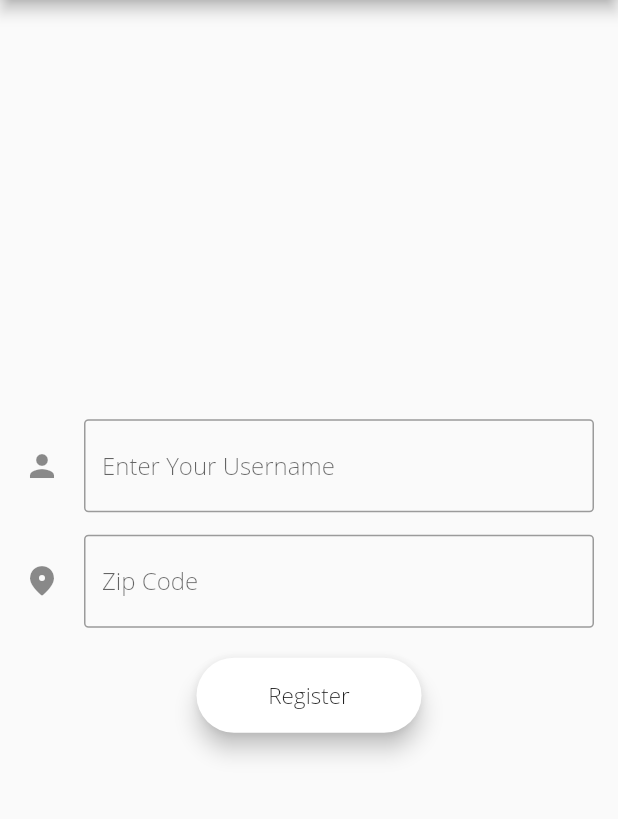
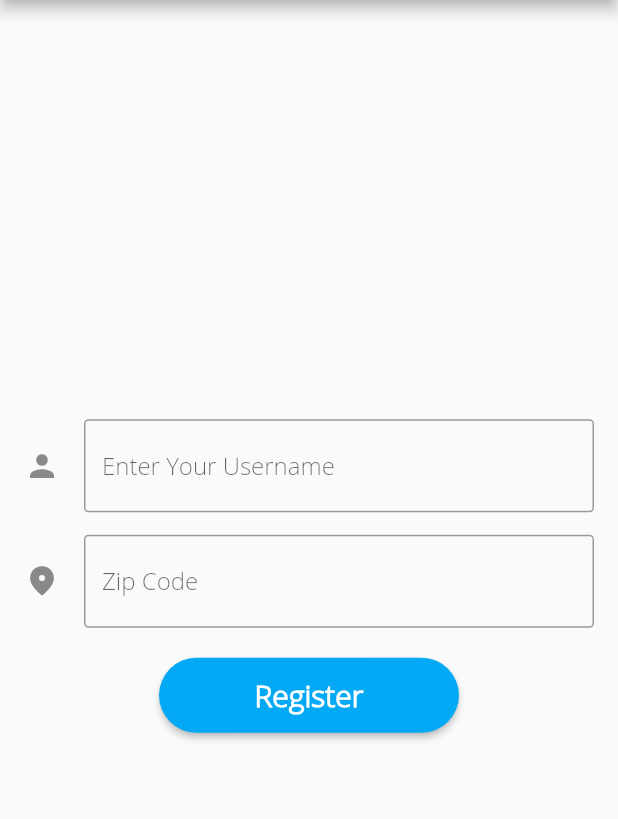
Before and after one commit to hamesjan/cjappp, a Flutter app: the RegistrationTwo screen opened directly, on a phone screen of 412 x 824 dp, the part 84-903 px from its top. Run offline on Flutter 3.47's test engine with Material 2 defaults, Android fonts, the phone set to English and light mode, and no system bars; drawn by our look-alikes of rounded_loading_button; our stand-ins replace cloud_firestore, firebase_auth, firebase_core, firebase_storage, flutter_html, flutter_rating_bar and 6 more; missing offline and left inert: dart:ffi, firebase_admob, optimized_cached_image; accounts and stored records are empty.

Commit message:
ui changes: button

```diff
--- a/lib/pages/login/registration_2.dart
+++ b/lib/pages/login/registration_2.dart
@@ -5,7 +5,9 @@ import 'package:cjapp/widgets/custom_button.dart';
 import 'package:firebase_auth/firebase_auth.dart' as auth;
 import 'package:cloud_firestore/cloud_firestore.dart';
 import 'package:flutter/services.dart';
+import 'package:rounded_loading_button/rounded_loading_button.dart';
 import 'package:intl/intl.dart';
+import 'dart:async';
 import 'package:cjapp/services/BaseAuth.dart';
 
 class RegistrationTwo extends StatefulWidget {
@@ -21,10 +23,21 @@ class _RegistrationTwoState extends State<RegistrationTwo> {
   String username;
   String zipCode;
   String errorMessage;
-  bool loading = false;
+  final _registration2FormKey = GlobalKey<FormState>();
   var _auth = Auth();
+  final RoundedLoadingButtonController _loginButtonController = new RoundedLoadingButtonController();
+  final FirebaseFirestore _firestore = FirebaseFirestore.instance;
 
-  final FirebaseFirestore _firestore = FirebaseFirestore.instance;
+  void _startLogin() async {
+    Timer(Duration(milliseconds: 300), () async{
+      if (_registration2FormKey.currentState.validate()) {
+        registerUser();
+      } else {
+        _loginButtonController.reset();
+      }
+    });
+  }
+
 
   Future<void> registerUser() async {
     try {
@@ -41,20 +54,35 @@ class _RegistrationTwoState extends State<RegistrationTwo> {
         'favorites': [],
         'reviews': [],
         'uid': _user.uid,
-      }).catchError((onError) => {loading = false});
-
+      }).catchError((onError) => print(onError.toString()));
+      _loginButtonController.success();
       Navigator.pop(context);
       Navigator.push(context,
           MaterialPageRoute(builder: (BuildContext context) => Home()));
     } on PlatformException catch (e) {
       print(e);
     } catch (e) {
+      _loginButtonController.reset();
       setState(
         () {
           errorMessage = e.message;
         },
       );
     }
+  }
+
+  String validateUsername(String value) {
+    if (value == null || value.isEmpty) {
+      return "Missing Email";
+    }
+    return null;
+  }
+
+  String validateZip(String value) {
+    if (value == null || value.isEmpty) {
+      return "Missing Password";
+    }
+    return null;
   }
 
   @override
@@ -65,11 +93,15 @@ class _RegistrationTwoState extends State<RegistrationTwo> {
       ),
       body: Container(
         padding: EdgeInsets.all(16),
-        child: Column(
+        child:Form(
+          key: _registration2FormKey,
+          child:
+        Column(
           crossAxisAlignment: CrossAxisAlignment.center,
           mainAxisAlignment: MainAxisAlignment.center,
           children: <Widget>[
-            TextField(
+            TextFormField(
+                validator: (text) => validateUsername(text),
                 onChanged: (value) => username = value,
                 decoration: InputDecoration(
                   icon: Icon(Icons.person),
@@ -80,7 +112,8 @@ class _RegistrationTwoState extends State<RegistrationTwo> {
             SizedBox(
               height: 15,
             ),
-            TextField(
+            TextFormField(
+                validator: (text) => validateZip(text),
                 onChanged: (value) => zipCode = value,
                 decoration: InputDecoration(
                     icon: Icon(Icons.location_on_rounded),
@@ -100,17 +133,17 @@ class _RegistrationTwoState extends State<RegistrationTwo> {
             SizedBox(
               height: 10,
             ),
-            CustomButton(
-              text: 'Register',
-              callback: () async {
-                loading = true;
-                registerUser();
-              },
+            RoundedLoadingButton(
+              width: 200,
+              errorColor: Colors.red,
+              child: Text('Register', style: TextStyle(color: Colors.white, fontSize: 20, fontWeight: FontWeight.bold)),
+              controller: _loginButtonController,
+              onPressed: _startLogin,
             ),
-            loading ? CircularProgressIndicator() : Container()
           ],
         ),
       ),
+      )
     );
   }
 }
--- a/lib/widgets/custom_button.dart
+++ b/lib/widgets/custom_button.dart
@@ -1,30 +1,30 @@
 import 'package:flutter/cupertino.dart';
 import 'package:flutter/material.dart';
-
-class CustomButton extends StatelessWidget {
-  final VoidCallback callback;
-  final String text;
-
-  const CustomButton({Key key, this.callback, this.text}) : super(key: key);
-
-  @override
-  Widget build(BuildContext context) {
-    return ButtonTheme(
-      shape: StadiumBorder(),
-      minWidth: 150,
-      height: 50,
-      child: RaisedButton(
-        color: Colors.white,
-        elevation: 6,
-        child: Text(
-          text,
-          style: TextStyle(fontSize: 15),
-        ),
-        onPressed: callback,
-      ),
-    );
-  }
-}
+//
+// class CustomButton extends StatelessWidget {
+//   final VoidCallback callback;
+//   final String text;
+//
+//   const CustomButton({Key key, this.callback, this.text}) : super(key: key);
+//
+//   @override
+//   Widget build(BuildContext context) {
+//     return ButtonTheme(
+//       shape: StadiumBorder(),
+//       minWidth: 150,
+//       height: 50,
+//       child: RaisedButton(
+//         color: Colors.white,
+//         elevation: 6,
+//         child: Text(
+//           text,
+//           style: TextStyle(fontSize: 15),
+//         ),
+//         onPressed: callback,
+//       ),
+//     );
+//   }
+// }
 
 class SendButton extends StatelessWidget {
   final Icon icon;
--- a/pubspec.yaml
+++ b/pubspec.yaml
@@ -33,6 +33,7 @@ dependencies:
   google_maps_flutter:
   intl:
   flutter_html:
+  rounded_loading_button:
   optimized_cached_image:
   firebase_admob:
   latlong:
```
Also changed, not shown: lib/pages/feed/chosen_event.dart (+12 -12 lines), lib/pages/feed/new_review.dart (+25 -11 lines), lib/pages/login/login.dart (+55 -32 lines), lib/pages/login/registration.dart (+25 -12 lines), lib/pages/profile/new_place.dart (+23 -12 lines), pubspec.lock.
